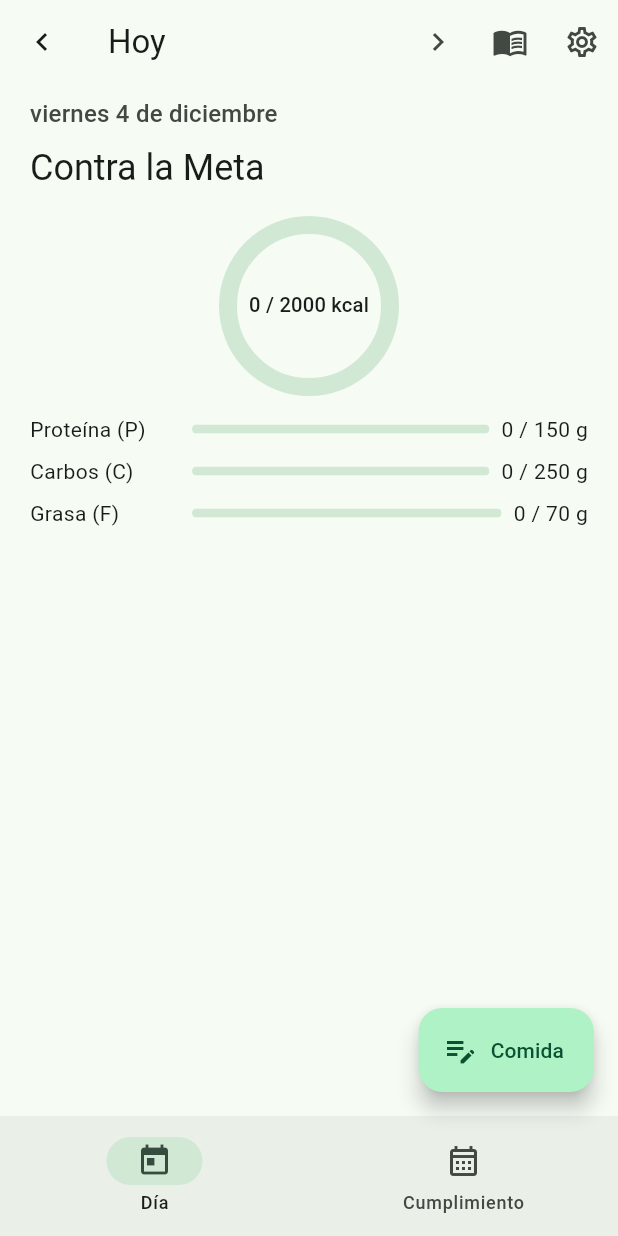
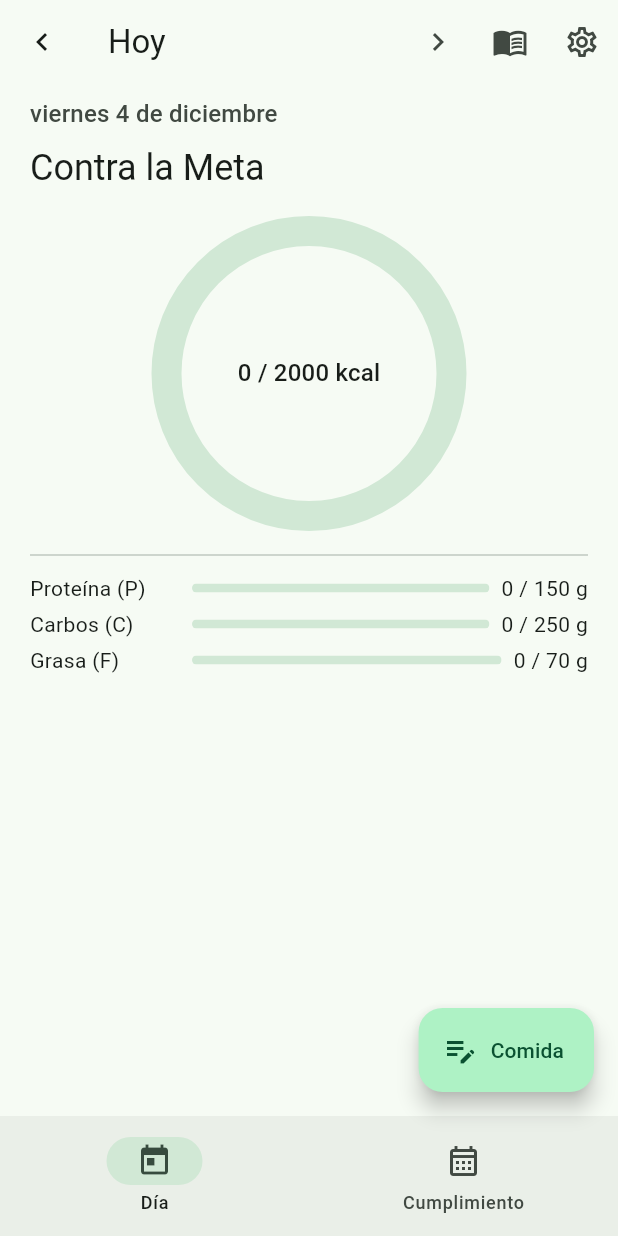
Before and after one commit to nacho1706/nutrimezzo, a Flutter app: the screen it shows after launch, on a phone screen of 412 x 824 dp. Run offline on Flutter 3.47's test engine with Material 3 defaults, Android fonts, the phone set to English and light mode, and no system bars; our stand-ins replace flutter_animate, shared_preferences.

Commit message:
Refine daily motion design
Co-authored-by: Cursor <cursoragent@cursor.com>

```diff
--- a/lib/home_dia.dart
+++ b/lib/home_dia.dart
@@ -127,6 +127,10 @@ class _HomeDiaState extends State<HomeDia> {
                   consumido: consumidos.kcal,
                   objetivo: objetivo.kcal,
                 ),
+                _lineaSeparadora(
+                  theme,
+                  key: const Key('separador-anillo-barras'),
+                ),
                 _MacroContraMeta(
                   key: ValueKey('${dia.fecha}-proteina'),
                   etiqueta: 'Proteína (P)',
@@ -148,8 +152,19 @@ class _HomeDiaState extends State<HomeDia> {
                   consumido: consumidos.grasa,
                   objetivo: objetivo.grasa,
                 ),
-                for (final momento in Momento.values)
-                  ..._bloqueMomento(theme, dia, momento),
+                if (dia.comidas.isNotEmpty)
+                  _lineaSeparadora(
+                    theme,
+                    key: const Key('separador-meta-momentos'),
+                    height: 24,
+                  ),
+                for (var i = 0; i < Momento.values.length; i++)
+                  ..._bloqueMomento(
+                    theme,
+                    dia,
+                    Momento.values[i],
+                    separarArriba: _hayMomentoOcupadoAntes(dia, i),
+                  ),
               ],
             )
           : _CalendarioMes(
@@ -281,7 +296,23 @@ class _HomeDiaState extends State<HomeDia> {
     }
   }
 
-  List<Widget> _bloqueMomento(ThemeData theme, Dia dia, Momento momento) {
+  bool _hayMomentoOcupadoAntes(Dia dia, int indice) {
+    for (var i = 0; i < indice; i++) {
+      for (final comida in dia.comidas) {
+        if (comida.momento == Momento.values[i]) {
+          return true;
+        }
+      }
+    }
+    return false;
+  }
+
+  List<Widget> _bloqueMomento(
+    ThemeData theme,
+    Dia dia,
+    Momento momento, {
+    required bool separarArriba,
+  }) {
     final comidas = [
       for (final comida in dia.comidas)
         if (comida.momento == momento) comida,
@@ -291,7 +322,27 @@ class _HomeDiaState extends State<HomeDia> {
     }
     final cerrado = _momentosCerrados.contains(momento);
     return [
-      const SizedBox(height: 12),
+      if (separarArriba)
+        _lineaSeparadora(
+          theme,
+          key: Key('separador-momentos-${momento.name}'),
+        )
+      else
+        const SizedBox(height: 4),
+      Material(
+        color: theme.colorScheme.surfaceContainerLow,
+        shape: RoundedRectangleBorder(borderRadius: BorderRadius.circular(16)),
+        clipBehavior: Clip.antiAlias,
+        child: DecoratedBox(
+          decoration: BoxDecoration(
+            border: Border(
+              left: BorderSide(color: theme.colorScheme.primary, width: 3),
+            ),
+          ),
+          child: Padding(
+            padding: const EdgeInsets.fromLTRB(19, 2, 19, 4),
+            child: Column(
+              children: [
                 for (final comida in comidas) ...[
                   Row(
                     children: [
@@ -302,6 +353,16 @@ class _HomeDiaState extends State<HomeDia> {
                             padding: const EdgeInsets.symmetric(vertical: 12),
                             child: Row(
                               children: [
+                                AnimatedRotation(
+                                  turns: cerrado ? -0.25 : 0,
+                                  duration: duracionMotionDe(context),
+                                  curve: Curves.easeOutCubic,
+                                  child: Icon(
+                                    Icons.expand_more,
+                                    color: theme.colorScheme.onSurfaceVariant,
+                                  ),
+                                ),
+                                const SizedBox(width: 4),
                                 Expanded(
                                   child: Text(
                                     momento.etiqueta,
@@ -311,7 +372,9 @@ class _HomeDiaState extends State<HomeDia> {
                                 Text(
                                   '${_textoNumero(_kcalDe(comida))} kcal',
                                   style: theme.textTheme.titleMedium?.copyWith(
-                          fontFeatures: const [FontFeature.tabularFigures()],
+                                    fontFeatures: const [
+                                      FontFeature.tabularFigures(),
+                                    ],
                                   ),
                                 ),
                               ],
@@ -335,15 +398,26 @@ class _HomeDiaState extends State<HomeDia> {
                       ),
                     ],
                   ),
-        if (!cerrado)
+                  EntradaAlDesplegar(
+                    cerrado: cerrado,
+                    child: Column(
+                      children: [
+                        Divider(
+                          height: 1,
+                          color: theme.colorScheme.outlineVariant,
+                        ),
                         for (var i = 0; i < comida.renglones.length; i++) ...[
                           ListTile(
+                            dense: true,
+                            visualDensity: VisualDensity.compact,
                             contentPadding: EdgeInsets.zero,
                             title: Text(comida.renglones[i].nombre),
                             trailing: Text(
                               '${comida.renglones[i].cantidad} g',
                               style: theme.textTheme.titleMedium?.copyWith(
-                  fontFeatures: const [FontFeature.tabularFigures()],
+                                fontFeatures: const [
+                                  FontFeature.tabularFigures(),
+                                ],
                               ),
                             ),
                             onTap: () => _alternarRenglon(comida, i),
@@ -352,12 +426,22 @@ class _HomeDiaState extends State<HomeDia> {
                             entradaRenglon(
                               context,
                               _MacrosDeRenglon(
-                  macros: widget.diario.macrosDe(comida.renglones[i]),
+                                macros: widget.diario.macrosDe(
+                                  comida.renglones[i],
+                                ),
                               ),
                               key: ValueKey('macros-${comida.id}-$i'),
                             ),
                         ],
                       ],
+                    ),
+                  ),
+                ],
+              ],
+            ),
+          ),
+        ),
+      ),
     ];
   }
 }
@@ -378,7 +462,7 @@ class AnilloKcal extends StatelessWidget {
     final duration = duracionMotionDe(context);
 
     return Padding(
-      padding: const EdgeInsets.only(bottom: 12),
+      padding: const EdgeInsets.only(bottom: 4),
       child: TweenAnimationBuilder<double>(
         tween: Tween<double>(end: consumido.toDouble()),
         duration: duration,
@@ -394,8 +478,8 @@ class AnilloKcal extends StatelessWidget {
                 exceso: theme.colorScheme.tertiary,
               ),
               child: SizedBox(
-                width: 120,
-                height: 120,
+                width: 210,
+                height: 210,
                 child: Center(
                   child: Padding(
                     padding: const EdgeInsets.all(20),
@@ -431,7 +515,7 @@ class PintorAnilloKcal extends CustomPainter {
   final Color fondo;
   final Color exceso;
 
-  static const _trazo = 12.0;
+  static const _trazo = 20.0;
 
   @override
   void paint(Canvas canvas, Size size) {
@@ -497,7 +581,7 @@ class _MacroContraMeta extends StatelessWidget {
     final duration = duracionMotionDe(context);
 
     return Padding(
-      padding: const EdgeInsets.only(bottom: 8),
+      padding: const EdgeInsets.only(bottom: 4),
       child: TweenAnimationBuilder<double>(
         tween: Tween<double>(end: consumido.toDouble()),
         duration: duration,
@@ -657,7 +741,7 @@ class _CalendarioMes extends StatelessWidget {
                       ),
                   ],
                 ),
-                const SizedBox(height: 4),
+                const SizedBox(height: 2),
                 GridView.count(
                   shrinkWrap: true,
                   physics: const NeverScrollableScrollPhysics(),
@@ -738,6 +822,15 @@ Color? _colorTextoCumplimiento(ColorScheme scheme, Cumplimiento cumplimiento) {
 
 String _entero(num valor) => valor.round().toString();
 
+Widget _lineaSeparadora(ThemeData theme, {Key? key, double height = 24}) {
+  return Divider(
+    key: key,
+    height: height,
+    thickness: 1,
+    color: theme.colorScheme.outlineVariant,
+  );
+}
+
 class _MacrosDeRenglon extends StatelessWidget {
   const _MacrosDeRenglon({required this.macros});
 
```
Also changed, not shown: lib/motion.dart (+44 -0 lines), flutter_01.png (added), 2 other files. Lines whose indentation alone changed are shown as unchanged.
